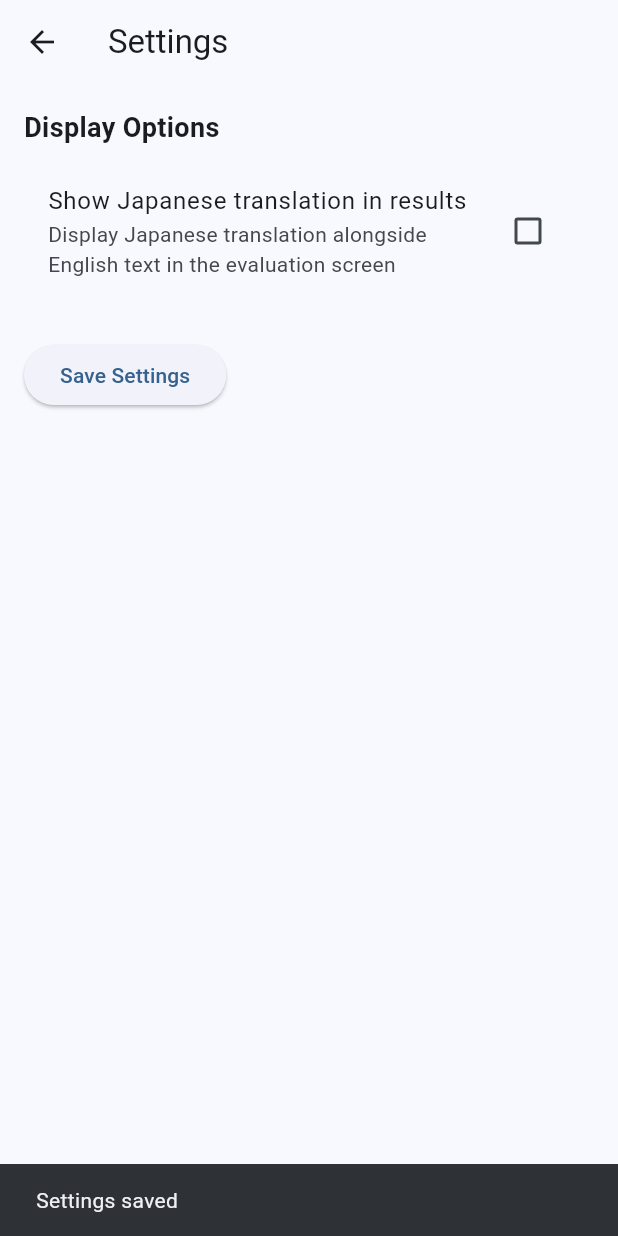
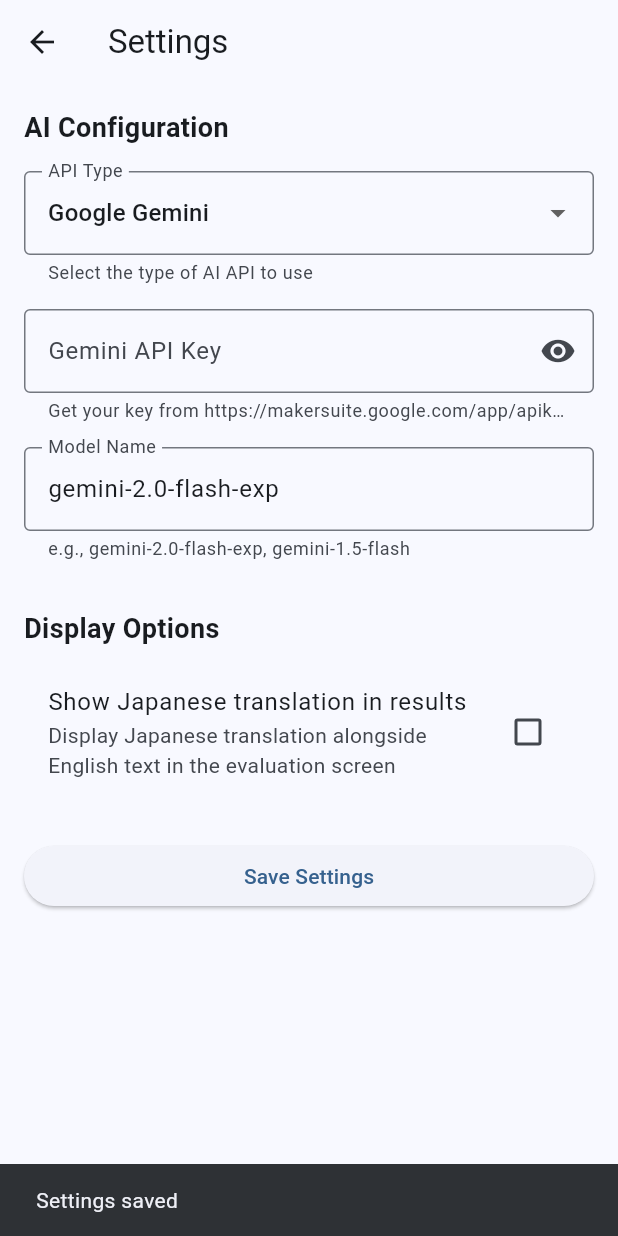
Before and after one commit to satbah/engdect, a Flutter app: the SettingsScreen screen opened directly, after a tap on "Save Settings", on a phone screen of 412 x 824 dp. Run offline on Flutter 3.47's test engine with Material 3 defaults, Android fonts, the phone set to English and light mode, and no system bars; our stand-ins replace audioplayers, flutter_dotenv, shared_preferences; accounts and stored records are empty.

Commit message:
Add OpenAI-compatible API support and settings UI
Features:
- Add API type selector (Gemini/OpenAI Compatible) in Settings
- Support for local AI servers (Ollama, Anaconda AI Navigator, LM Studio)
- API endpoint configuration for custom servers
- Settings UI for API key, model, and endpoint management
- Settings take precedence over .env file values

Improvements:
- Implement automatic retry with exponential backoff (5 attempts)
- Rate limit handling: 5s, 10s, 20s, 40s, 80s delays
- Better error messages for rate limit issues
- Support both Gemini and OpenAI API formats

Bug fixes:
- Remove unused imports and variables
- Clean up code

Documentation:
- Update api_configuration.md with OpenAI Compatible API setup
- Add Settings section to app_usage.md
- Document rate limiting and retry logic
- Add examples for local AI server configurations

```diff
--- a/lib/screens/ai_input_screen.dart
+++ b/lib/screens/ai_input_screen.dart
@@ -1,5 +1,4 @@
 import 'package:flutter/material.dart';
-import '../models/unit.dart';
 import '../services/ai_service.dart';
 import 'practice_screen.dart';
 
--- a/lib/screens/practice_screen.dart
+++ b/lib/screens/practice_screen.dart
@@ -48,7 +48,6 @@
   void _startRandomPractice() {
     if (_randomExercises.isNotEmpty) {
       // Create a virtual unit for random exercises
-      final firstExercise = _randomExercises[0]['exercise'] as Exercise;
       final virtualUnit = Unit(
         unitId: 'random',
         title: 'Random Practice',
--- a/lib/screens/settings_screen.dart
+++ b/lib/screens/settings_screen.dart
@@ -11,6 +11,11 @@
 class _SettingsScreenState extends State<SettingsScreen> {
   final SettingsService _settingsService = SettingsService();
   bool _showJapaneseTranslation = false;
+  final TextEditingController _apiKeyController = TextEditingController();
+  final TextEditingController _modelController = TextEditingController();
+  final TextEditingController _apiEndpointController = TextEditingController();
+  bool _obscureApiKey = true;
+  String _apiType = 'gemini';
 
   @override
   void initState() {
@@ -18,15 +23,42 @@
     _loadSettings();
   }
 
+  @override
+  void dispose() {
+    _apiKeyController.dispose();
+    _modelController.dispose();
+    _apiEndpointController.dispose();
+    super.dispose();
+  }
+
   Future<void> _loadSettings() async {
     final showJapanese = await _settingsService.getShowJapaneseTranslation();
+    final apiKey = await _settingsService.getGeminiApiKey();
+    final model = await _settingsService.getGeminiModel();
+    final apiType = await _settingsService.getApiType();
+    final apiEndpoint = await _settingsService.getApiEndpoint();
     setState(() {
       _showJapaneseTranslation = showJapanese;
+      _apiKeyController.text = apiKey ?? '';
+      _modelController.text = model ?? 'gemini-2.0-flash-exp';
+      _apiType = apiType ?? 'gemini';
+      _apiEndpointController.text = apiEndpoint ?? '';
     });
   }
 
   Future<void> _saveSettings() async {
     await _settingsService.setShowJapaneseTranslation(_showJapaneseTranslation);
+    if (_apiKeyController.text.isNotEmpty) {
+      await _settingsService.setGeminiApiKey(_apiKeyController.text);
+    }
+    if (_modelController.text.isNotEmpty) {
+      await _settingsService.setGeminiModel(_modelController.text);
+    }
+    await _settingsService.setApiType(_apiType);
+    if (_apiEndpointController.text.isNotEmpty) {
+      await _settingsService.setApiEndpoint(_apiEndpointController.text);
+    }
+    if (!mounted) return;
     ScaffoldMessenger.of(context).showSnackBar(
       const SnackBar(content: Text('Settings saved')),
     );
@@ -38,11 +70,79 @@
       appBar: AppBar(
         title: const Text('Settings'),
       ),
-      body: Padding(
+      body: SingleChildScrollView(
         padding: const EdgeInsets.all(16.0),
         child: Column(
           crossAxisAlignment: CrossAxisAlignment.start,
           children: [
+            const Text(
+              'AI Configuration',
+              style: TextStyle(fontSize: 18, fontWeight: FontWeight.bold),
+            ),
+            const SizedBox(height: 16),
+            DropdownButtonFormField<String>(
+              value: _apiType,
+              decoration: const InputDecoration(
+                labelText: 'API Type',
+                helperText: 'Select the type of AI API to use',
+                border: OutlineInputBorder(),
+              ),
+              items: const [
+                DropdownMenuItem(value: 'gemini', child: Text('Google Gemini')),
+                DropdownMenuItem(value: 'openai', child: Text('OpenAI Compatible')),
+              ],
+              onChanged: (value) {
+                setState(() {
+                  _apiType = value ?? 'gemini';
+                });
+              },
+            ),
+            const SizedBox(height: 16),
+            if (_apiType == 'openai')
+              Column(
+                children: [
+                  TextField(
+                    controller: _apiEndpointController,
+                    decoration: const InputDecoration(
+                      labelText: 'API Endpoint',
+                      helperText: 'e.g., http://localhost:11434/v1/chat/completions (Ollama)',
+                      border: OutlineInputBorder(),
+                    ),
+                  ),
+                  const SizedBox(height: 16),
+                ],
+              ),
+            TextField(
+              controller: _apiKeyController,
+              obscureText: _obscureApiKey,
+              decoration: InputDecoration(
+                labelText: _apiType == 'gemini' ? 'Gemini API Key' : 'API Key',
+                helperText: _apiType == 'gemini'
+                    ? 'Get your key from https://makersuite.google.com/app/apikey'
+                    : 'API key for authentication (if required)',
+                border: const OutlineInputBorder(),
+                suffixIcon: IconButton(
+                  icon: Icon(_obscureApiKey ? Icons.visibility : Icons.visibility_off),
+                  onPressed: () {
+                    setState(() {
+                      _obscureApiKey = !_obscureApiKey;
+                    });
+                  },
+                ),
+              ),
+            ),
+            const SizedBox(height: 16),
+            TextField(
+              controller: _modelController,
+              decoration: InputDecoration(
+                labelText: 'Model Name',
+                helperText: _apiType == 'gemini'
+                    ? 'e.g., gemini-2.0-flash-exp, gemini-1.5-flash'
+                    : 'e.g., llama3.2, gpt-4, qwen2.5',
+                border: const OutlineInputBorder(),
+              ),
+            ),
+            const SizedBox(height: 32),
             const Text(
               'Display Options',
               style: TextStyle(fontSize: 18, fontWeight: FontWeight.bold),
@@ -59,9 +159,12 @@
               },
             ),
             const SizedBox(height: 32),
-            ElevatedButton(
-              onPressed: _saveSettings,
-              child: const Text('Save Settings'),
+            SizedBox(
+              width: double.infinity,
+              child: ElevatedButton(
+                onPressed: _saveSettings,
+                child: const Text('Save Settings'),
+              ),
             ),
           ],
         ),
--- a/lib/services/settings_service.dart
+++ b/lib/services/settings_service.dart
@@ -2,6 +2,10 @@
 
 class SettingsService {
   static const String _showJapaneseKey = 'show_japanese_translation';
+  static const String _geminiApiKeyKey = 'gemini_api_key';
+  static const String _geminiModelKey = 'gemini_model';
+  static const String _apiTypeKey = 'api_type';
+  static const String _apiEndpointKey = 'api_endpoint';
 
   Future<bool> getShowJapaneseTranslation() async {
     final prefs = await SharedPreferences.getInstance();
@@ -12,4 +16,44 @@
     final prefs = await SharedPreferences.getInstance();
     await prefs.setBool(_showJapaneseKey, value);
   }
+
+  Future<String?> getGeminiApiKey() async {
+    final prefs = await SharedPreferences.getInstance();
+    return prefs.getString(_geminiApiKeyKey);
+  }
+
+  Future<void> setGeminiApiKey(String value) async {
+    final prefs = await SharedPreferences.getInstance();
+    await prefs.setString(_geminiApiKeyKey, value);
+  }
+
+  Future<String?> getGeminiModel() async {
+    final prefs = await SharedPreferences.getInstance();
+    return prefs.getString(_geminiModelKey);
+  }
+
+  Future<void> setGeminiModel(String value) async {
+    final prefs = await SharedPreferences.getInstance();
+    await prefs.setString(_geminiModelKey, value);
+  }
+
+  Future<String?> getApiType() async {
+    final prefs = await SharedPreferences.getInstance();
+    return prefs.getString(_apiTypeKey);
+  }
+
+  Future<void> setApiType(String value) async {
+    final prefs = await SharedPreferences.getInstance();
+    await prefs.setString(_apiTypeKey, value);
+  }
+
+  Future<String?> getApiEndpoint() async {
+    final prefs = await SharedPreferences.getInstance();
+    return prefs.getString(_apiEndpointKey);
+  }
+
+  Future<void> setApiEndpoint(String value) async {
+    final prefs = await SharedPreferences.getInstance();
+    await prefs.setString(_apiEndpointKey, value);
+  }
 }
```
Also changed, not shown: lib/services/ai_service.dart (+92 -12 lines), 2 other files.
